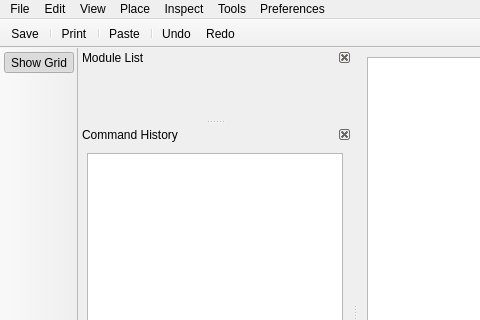
This is ui/schematicwindow.ui in vowstar/qsoc as Qt 5 draws it before an edit; both pictures show x 0 to 480 and y 0 to 320 of the 800 by 600 pixel window. The edited form follows.
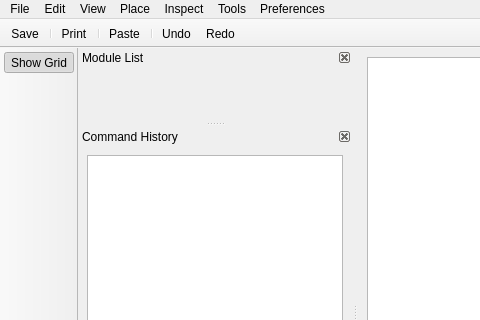
This is the edited form. Icons and pictures are not drawn. Custom widgets are drawn as their Qt base class.

Commit message:
refactor(ui): Update schematic window UI elements
- Adjust heights of various UI components by 1 pixel
- Clean up iconset declarations by removing redundant elements
- Update enum references to use scoped enums (Qt6 style)

```diff
--- a/ui/schematicwindow.ui
+++ b/ui/schematicwindow.ui
@@ -92,7 +92,7 @@
    <property name="minimumSize">
     <size>
      <width>200</width>
-     <height>36</height>
+     <height>37</height>
     </size>
    </property>
    <property name="features">
@@ -175,7 +175,7 @@
    <property name="minimumSize">
     <size>
      <width>200</width>
-     <height>108</height>
+     <height>109</height>
     </size>
    </property>
    <property name="features">
```
Left out of the diff: 53 changed lines with no effect on the pictures.
